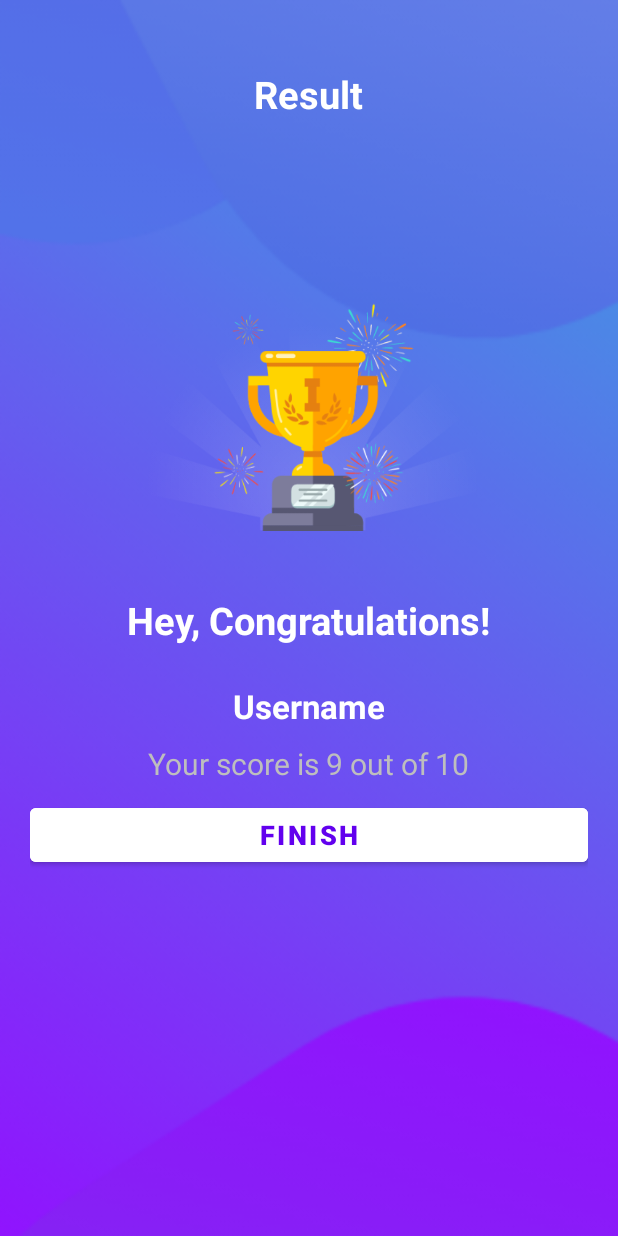
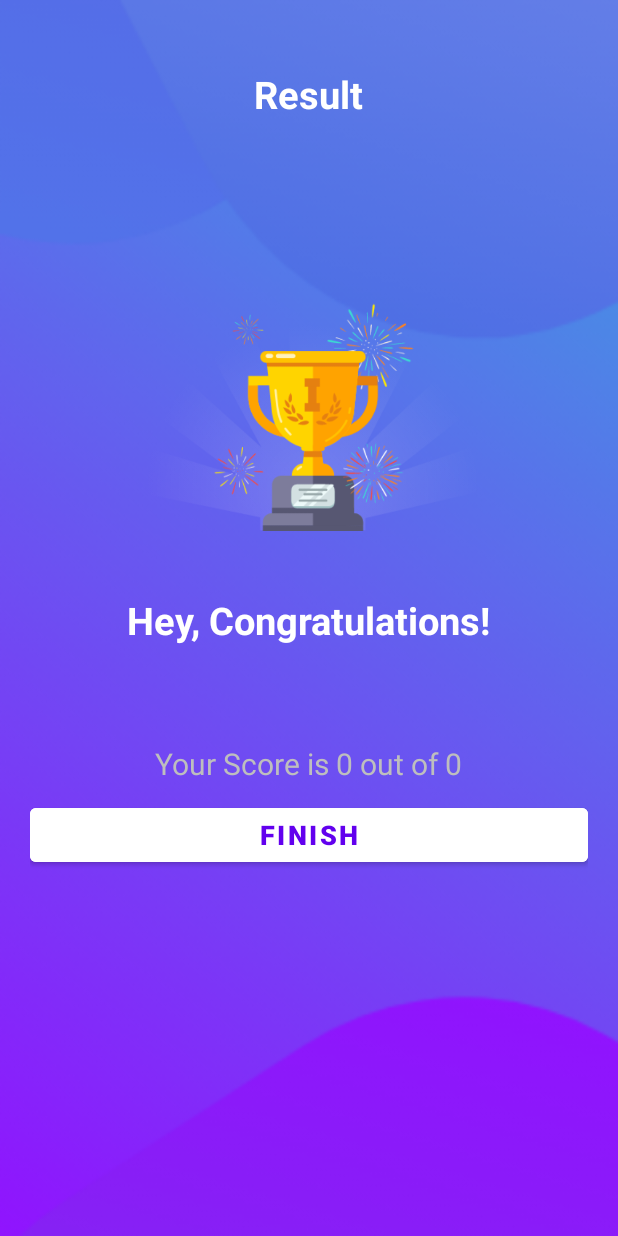
Before and after one commit to EserYueksel/MyQuizapp, an Android app: the ResultActivity screen opened directly, with no data from a screen before it, on a phone screen of 412 x 824 dp. Run offline under Robolectric (Android 15) with nearby library versions, the phone set to English and light mode, and no system bars.

Commit message:
- Intent to send Data - finalizing touches

```diff
--- a/app/src/main/java/com/example/myquizapp/MainActivity.kt
+++ b/app/src/main/java/com/example/myquizapp/MainActivity.kt
@@ -21,6 +21,7 @@ class MainActivity : AppCompatActivity() {
                     "Please enter your name", Toast.LENGTH_LONG).show()
             } else {
                 val intent = Intent(this, QuizQuestionsActivity::class.java)
+                intent.putExtra(Constants.USER_NAME, etName.text.toString())
                 startActivity(intent)
                 finish()
             }
--- a/app/src/main/java/com/example/myquizapp/ResultActivity.kt
+++ b/app/src/main/java/com/example/myquizapp/ResultActivity.kt
@@ -1,11 +1,31 @@
 package com.example.myquizapp
 
+import android.content.Intent
 import androidx.appcompat.app.AppCompatActivity
 import android.os.Bundle
+import android.widget.Button
+import android.widget.TextView
 
 class ResultActivity : AppCompatActivity() {
     override fun onCreate(savedInstanceState: Bundle?) {
         super.onCreate(savedInstanceState)
         setContentView(R.layout.activity_result)
+        // tv_name from activity_result / Username etc.
+        val tvName: TextView = findViewById(R.id.tv_name)
+        val tvScore: TextView = findViewById(R.id.tv_score)
+        val btnFinish: Button = findViewById(R.id.btn_finish)
+
+        tvName.text = intent.getStringExtra(Constants.USER_NAME)
+        // getIntExtra because mCorrectAnswers is of type Int - amount of total questions are of type Int too
+        val totaQuestions = intent.getIntExtra(Constants.TOTAL_QUESTIONS,0)
+        // same for Answers
+        val correctAnswers = intent.getIntExtra(Constants.CORRECT_ANSWERS,0)
+
+        tvScore.text = "Your Score is $correctAnswers out of $totaQuestions"
+
+        btnFinish.setOnClickListener{
+            startActivity(Intent(this, MainActivity::class.java))
+        }
+
     }
 }
```
Also changed, not shown: app/src/main/java/com/example/myquizapp/Constants.kt (+7 -0 lines), app/src/main/java/com/example/myquizapp/QuizQuestionsActivity.kt (+21 -3 lines).
